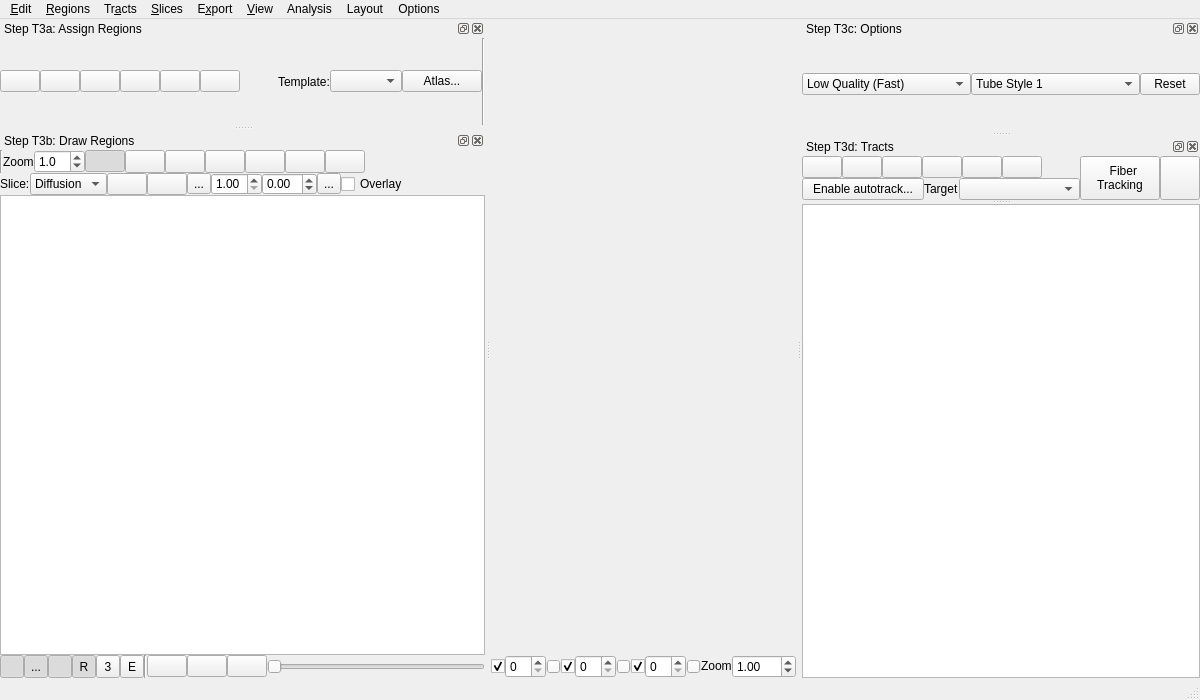
First picture: the form in tracking/tracking_window.ui, repository frankyeh/DSI-Studio, before the edit.
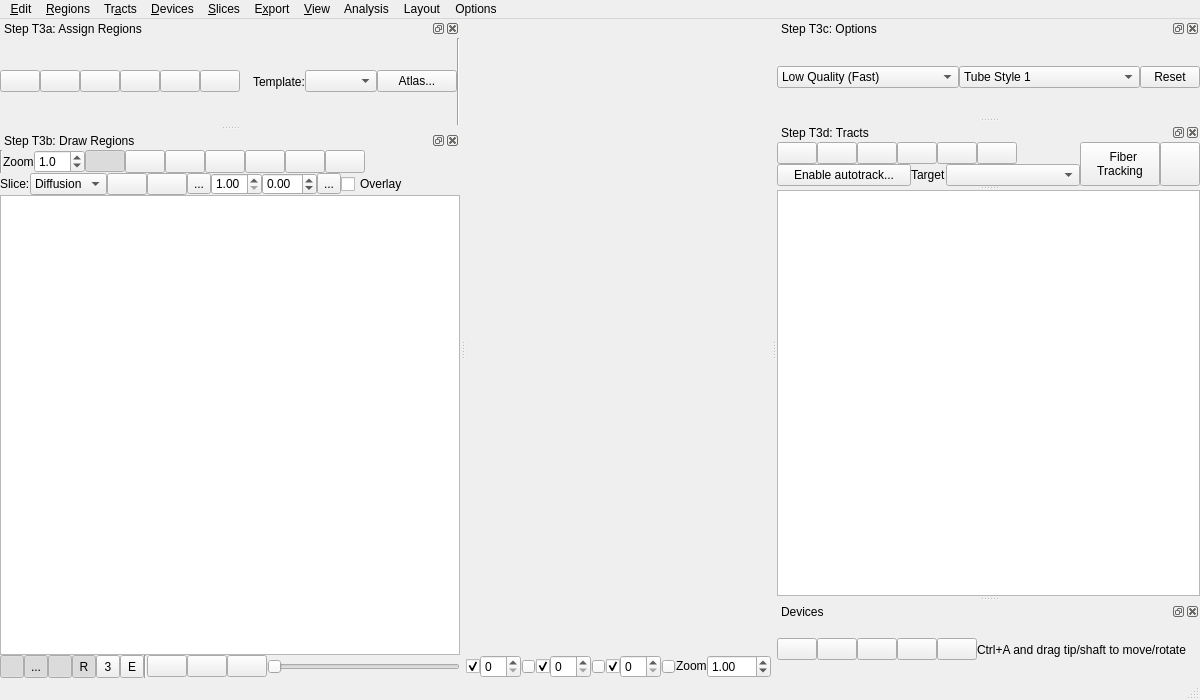
Second picture: the form after the edit. Icons and pictures are not drawn. Custom widgets are drawn as their Qt base class.

Diff of the .ui file:
```diff
--- a/tracking/tracking_window.ui
+++ b/tracking/tracking_window.ui
@@ -1012,9 +1012,23 @@
      <string>E&amp;xport</string>
     </property>
    </widget>
+   <widget class="QMenu" name="menuDevices">
+    <property name="title">
+     <string>&amp;Devices</string>
+    </property>
+    <addaction name="actionNewDevice"/>
+    <addaction name="actionOpenDevice"/>
+    <addaction name="separator"/>
+    <addaction name="actionSaveDevice"/>
+    <addaction name="actionSave_All_Device"/>
+    <addaction name="separator"/>
+    <addaction name="actionDeleteDevice"/>
+    <addaction name="actionDeleteAllDevices"/>
+   </widget>
    <addaction name="menu_Edit"/>
    <addaction name="menuRegions"/>
    <addaction name="menuTracts"/>
+   <addaction name="menuDevices"/>
    <addaction name="menu_Slices"/>
    <addaction name="menuE_xport"/>
    <addaction name="menu_View"/>
@@ -2270,6 +2284,196 @@
     </layout>
    </widget>
   </widget>
+  <widget class="QDockWidget" name="DeviceDockWidget">
+   <property name="floating">
+    <bool>false</bool>
+   </property>
+   <property name="features">
+    <set>QDockWidget::AllDockWidgetFeatures</set>
+   </property>
+   <property name="allowedAreas">
+    <set>Qt::LeftDockWidgetArea|Qt::RightDockWidgetArea</set>
+   </property>
+   <property name="windowTitle">
+    <string>Devices</string>
+   </property>
+   <attribute name="dockWidgetArea">
+    <number>2</number>
+   </attribute>
+   <widget class="QWidget" name="widget_3">
+    <layout class="QVBoxLayout" name="deviceLayout">
+     <property name="spacing">
+      <number>0</number>
+     </property>
+     <property name="leftMargin">
+      <number>0</number>
+     </property>
+     <property name="topMargin">
+      <number>0</number>
+     </property>
+     <property name="rightMargin">
+      <number>0</number>
+     </property>
+     <property name="bottomMargin">
+      <number>0</number>
+     </property>
+     <item>
+      <layout class="QHBoxLayout" name="horizontalLayout_10">
+       <property name="spacing">
+        <number>0</number>
+       </property>
+       <item>
+        <widget class="QPushButton" name="tbNewDevice">
+         <property name="sizePolicy">
+          <sizepolicy hsizetype="Maximum" vsizetype="Maximum">
+           <horstretch>0</horstretch>
+           <verstretch>0</verstretch>
+          </sizepolicy>
+         </property>
+         <property name="maximumSize">
+          <size>
+           <width>16777215</width>
+           <height>16777215</height>
+          </size>
+         </property>
+         <property name="toolTip">
+          <string>New device</string>
+         </property>
+         <property name="text">
+          <string/>
+         </property>
+         <property name="icon">
+          <iconset resource="../icons.qrc">
+           <normaloff>:/icons/icons/new.xpm</normaloff>:/icons/icons/new.xpm</iconset>
+         </property>
+        </widget>
+       </item>
+       <item>
+        <widget class="QPushButton" name="tbOpenDevice">
+         <property name="sizePolicy">
+          <sizepolicy hsizetype="Maximum" vsizetype="Maximum">
+           <horstretch>0</horstretch>
+           <verstretch>0</verstretch>
+          </sizepolicy>
+         </property>
+         <property name="maximumSize">
+          <size>
+           <width>16777215</width>
+           <height>16777215</height>
+          </size>
+         </property>
+         <property name="toolTip">
+          <string>Load device from file</string>
+         </property>
+         <property name="text">
+          <string/>
+         </property>
+         <property name="icon">
+          <iconset resource="../icons.qrc">
+           <normaloff>:/icons/icons/open.xpm</normaloff>:/icons/icons/open.xpm</iconset>
+         </property>
+        </widget>
+       </item>
+       <item>
+        <widget class="QPushButton" name="tbSaveDevice">
+         <property name="sizePolicy">
+          <sizepolicy hsizetype="Maximum" vsizetype="Maximum">
+           <horstretch>0</horstretch>
+           <verstretch>0</verstretch>
+          </sizepolicy>
+         </property>
+         <property name="maximumSize">
+          <size>
+           <width>16777215</width>
+           <height>16777215</height>
+          </size>
+         </property>
+         <property name="toolTip">
+          <string>Save device to file</string>
+         </property>
+         <property name="text">
+          <string/>
+         </property>
+         <property name="icon">
+          <iconset resource="../icons.qrc">
+           <normaloff>:/icons/icons/save.xpm</normaloff>:/icons/icons/save.xpm</iconset>
+         </property>
+        </widget>
+       </item>
+       <item>
+        <widget class="QPushButton" name="tbSaveAllDevice">
+         <property name="sizePolicy">
+          <sizepolicy hsizetype="Maximum" vsizetype="Maximum">
+           <horstretch>0</horstretch>
+           <verstretch>0</verstretch>
+          </sizepolicy>
+         </property>
+         <property name="maximumSize">
+          <size>
+           <width>16777215</width>
+           <height>16777215</height>
+          </size>
+         </property>
+         <property name="toolTip">
+          <string>Save all device to a file</string>
+         </property>
+         <property name="icon">
+          <iconset resource="../icons.qrc">
+           <normaloff>:/icons/icons/save_all.xpm</normaloff>:/icons/icons/save_all.xpm</iconset>
+         </property>
+        </widget>
+       </item>
+       <item>
+        <widget class="QPushButton" name="tbDeleteDevice">
+         <property name="sizePolicy">
+          <sizepolicy hsizetype="Maximum" vsizetype="Maximum">
+           <horstretch>0</horstretch>
+           <verstretch>0</verstretch>
+          </sizepolicy>
+         </property>
+         <property name="maximumSize">
+          <size>
+           <width>16777215</width>
+           <height>16777215</height>
+          </size>
+         </property>
+         <property name="toolTip">
+          <string>Remove a device</string>
+         </property>
+         <property name="text">
+          <string/>
+         </property>
+         <property name="icon">
+          <iconset resource="../icons.qrc">
+           <normaloff>:/icons/icons/delete.xpm</normaloff>:/icons/icons/delete.xpm</iconset>
+         </property>
+        </widget>
+       </item>
+       <item>
+        <widget class="QLabel" name="label_5">
+         <property name="text">
+          <string>Ctrl+A and drag tip/shaft to move/rotate</string>
+         </property>
+        </widget>
+       </item>
+       <item>
+        <spacer name="horizontalSpacer_3">
+         <property name="orientation">
+          <enum>Qt::Horizontal</enum>
+         </property>
+         <property name="sizeHint" stdset="0">
+          <size>
+           <width>40</width>
+           <height>20</height>
+          </size>
+         </property>
+        </spacer>
+       </item>
+      </layout>
+     </item>
+    </layout>
+   </widget>
+  </widget>
   <action name="actionNewRegion">
    <property name="icon">
     <iconset resource="../icons.qrc">
```
Left out of the diff: 141 changed lines with no effect on the pictures.
